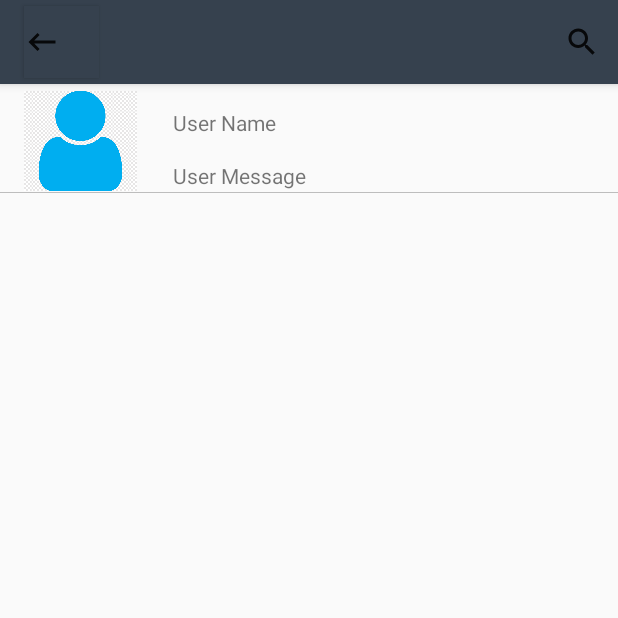
After one commit to JonathanRamirez1/Chat-SimpApp, an Android app: the fragment FindUserFragment shown on its own in the app's theme, on a phone screen of 412 x 824 dp, the top half of it. The commit adds this screen. Run offline under Robolectric (Android 15) with nearby library versions, the phone set to English and light mode, and no system bars; our stand-ins replace data binding; 2 statements that could not run were skipped.

Commit message:
Toolbar hide in FindUserFragment

```diff
--- a/app/src/main/AndroidManifest.xml
+++ b/app/src/main/AndroidManifest.xml
@@ -25,7 +25,7 @@
         <activity
             android:name=".view.activities.LoginActivity"
             android:theme="@style/NoPreview"
-            android:windowSoftInputMode="adjustPan"></activity>
+            android:windowSoftInputMode="adjustPan" />
     </application>
 
 </manifest>
--- /dev/null
+++ b/app/src/main/java/com/jonathan/loginfuturo/view/fragments/FindUserFragment.kt
@@ -0,0 +1,54 @@
+package com.jonathan.loginfuturo.view.fragments
+
+import android.os.Bundle
+import android.view.LayoutInflater
+import android.view.View
+import android.view.ViewGroup
+import androidx.appcompat.app.AppCompatActivity
+import androidx.databinding.DataBindingUtil
+import androidx.fragment.app.Fragment
+import androidx.navigation.NavController
+import androidx.navigation.Navigation
+import com.jonathan.loginfuturo.R
+import com.jonathan.loginfuturo.databinding.ItemFindUserBinding
+
+
+class FindUserFragment : Fragment() {
+
+    private lateinit var binding: ItemFindUserBinding
+    private lateinit var navController: NavController
+
+
+    override fun onCreateView(inflater: LayoutInflater, container: ViewGroup?,
+        savedInstanceState: Bundle?): View? {
+        binding = DataBindingUtil.inflate(inflater, R.layout.item_find_user, container, false)
+
+        return binding.root
+    }
+
+    override fun onViewCreated(view: View, savedInstanceState: Bundle?) {
+        super.onViewCreated(view, savedInstanceState)
+
+        launchRoomsFragment(view)
+    }
+
+    /**Oculta el toolbar en este fragment al ponerlo en onResume y onStop**/
+    override fun onResume() {
+        super.onResume()
+        (activity as AppCompatActivity?)!!.supportActionBar!!.hide()
+    }
+
+    override fun onStop() {
+        super.onStop()
+        (activity as AppCompatActivity?)!!.supportActionBar!!.show()
+    }
+
+    private fun launchRoomsFragment(view: View) {
+        val backRooms = binding.buttonBack
+
+        navController = Navigation.findNavController(view)
+        backRooms.setOnClickListener {
+            navController.navigate(R.id.roomsFragment)
+        }
+    }
+}
--- a/app/src/main/res/layout/fragment_rooms.xml
+++ b/app/src/main/res/layout/fragment_rooms.xml
@@ -1,6 +1,5 @@
 <?xml version="1.0" encoding="utf-8"?>
 <layout
-    xmlns:app="http://schemas.android.com/apk/res-auto"
     xmlns:android="http://schemas.android.com/apk/res/android"
     xmlns:tools="http://schemas.android.com/tools">
 
@@ -14,7 +13,6 @@
         android:layout_width="match_parent"
         android:layout_height="wrap_content"
         android:layout_marginBottom="8dp"
-        app:layout_constraintEnd_toEndOf="parent"
         android:scrollbars="vertical">
 
     </androidx.recyclerview.widget.RecyclerView>
--- /dev/null
+++ b/app/src/main/res/layout/item_find_user.xml
@@ -0,0 +1,90 @@
+<?xml version="1.0" encoding="utf-8"?>
+<layout
+    xmlns:android="http://schemas.android.com/apk/res/android"
+    xmlns:app="http://schemas.android.com/apk/res-auto"
+    xmlns:tools="http://schemas.android.com/tools">
+
+    <LinearLayout
+        android:layout_width="match_parent"
+        android:layout_height="wrap_content"
+        android:orientation="vertical">
+
+        <androidx.appcompat.widget.Toolbar
+            android:id="@+id/toolbarFindUser"
+            android:layout_width="match_parent"
+            android:layout_height="?attr/actionBarSize"
+            android:background="?attr/colorPrimary"
+            android:elevation="4dp"
+            android:theme="@style/ThemeOverlay.AppCompat.ActionBar"
+            app:layout_constraintEnd_toEndOf="parent"
+            app:layout_constraintHorizontal_bias="0.0"
+            app:layout_constraintStart_toStartOf="parent"
+            app:layout_constraintTop_toTopOf="parent"
+            app:popupTheme="@style/ThemeOverlay.AppCompat.Light">
+
+            <SearchView
+                android:id="@+id/searchViewFinUser"
+                android:layout_width="wrap_content"
+                android:layout_height="wrap_content"
+                android:layout_gravity="end"/>
+
+            <Button
+                android:id="@+id/buttonBack"
+                android:layout_width="50dp"
+                android:layout_height="wrap_content"
+                android:drawableStart="@drawable/ic_back_rooms"
+                android:background="@color/colorPrimary"/>
+
+        </androidx.appcompat.widget.Toolbar>
+
+        <androidx.constraintlayout.widget.ConstraintLayout
+            android:id="@+id/constraintLayout"
+            android:layout_width="match_parent"
+            android:layout_height="wrap_content"
+            app:layout_constraintEnd_toEndOf="parent"
+            app:layout_constraintHorizontal_bias="0.0"
+            app:layout_constraintStart_toStartOf="parent"
+            tools:layout_editor_absoluteY="116dp">
+
+            <ImageView
+                android:id="@+id/imageViewPhoto"
+                android:layout_width="75dp"
+                android:layout_height="68dp"
+                android:layout_marginStart="16dp"
+                android:layout_marginTop="4dp"
+                android:src="@drawable/person"
+                app:layout_constraintStart_toStartOf="parent"
+                app:layout_constraintTop_toTopOf="parent" />
+
+            <TextView
+                android:id="@+id/textViewNameUser"
+                android:layout_width="wrap_content"
+                android:layout_height="wrap_content"
+                android:layout_marginStart="24dp"
+                android:layout_marginTop="16dp"
+                android:text="User Name"
+                app:layout_constraintStart_toEndOf="@+id/imageViewPhoto"
+                app:layout_constraintTop_toTopOf="parent" />
+
+            <TextView
+                android:id="@+id/textViewMessageUser"
+                android:layout_width="wrap_content"
+                android:layout_height="wrap_content"
+                android:layout_marginStart="24dp"
+                android:layout_marginTop="16dp"
+                android:text="@string/user_message"
+                app:layout_constraintStart_toEndOf="@+id/imageViewPhoto"
+                app:layout_constraintTop_toBottomOf="@+id/textViewNameUser" />
+
+        </androidx.constraintlayout.widget.ConstraintLayout>
+
+        <View
+            android:id="@+id/viewSeparatorFindUser"
+            android:layout_width="match_parent"
+            android:layout_height="0.3dp"
+            android:background="@color/colorDivider"
+            app:layout_constraintTop_toBottomOf="@+id/constraintLayout"
+            tools:layout_editor_absoluteX="16dp" />
+
+    </LinearLayout>
+</layout>
--- a/app/src/main/res/navigation/nav_graph_login.xml
+++ b/app/src/main/res/navigation/nav_graph_login.xml
@@ -4,6 +4,7 @@
     xmlns:tools="http://schemas.android.com/tools"
     android:id="@+id/nav_graph"
     app:startDestination="@id/loginFragment">
+
     <fragment
         android:id="@+id/registerFragment"
         android:name="com.jonathan.loginfuturo.view.fragments.RegisterFragment"
```
Also changed, not shown: app/src/main/java/com/jonathan/loginfuturo/view/activities/HomeActivity.kt (+5 -3 lines), app/src/main/java/com/jonathan/loginfuturo/view/adapters/RoomsAdapter.kt (+5 -5 lines), app/src/main/java/com/jonathan/loginfuturo/view/fragments/ContainerChatFragment.kt (added, +19 -0 lines), app/src/main/java/com/jonathan/loginfuturo/view/fragments/RoomsFragment.kt (+24 -5 lines), app/src/main/res/layout/activity_main.xml (+3 -12 lines), app/src/main/res/layout/dialog_find_user.xml (deleted, +0 -35 lines), app/src/main/res/layout/fragment_container_chat.xml (added, +19 -0 lines), app/src/main/res/layout/item_rooms.xml (+6 -6 lines), app/src/main/res/navigation/nav_graph_chat.xml (added, +46 -0 lines), app/src/main/res/navigation/nav_graph_home.xml (deleted, +0 -26 lines).
